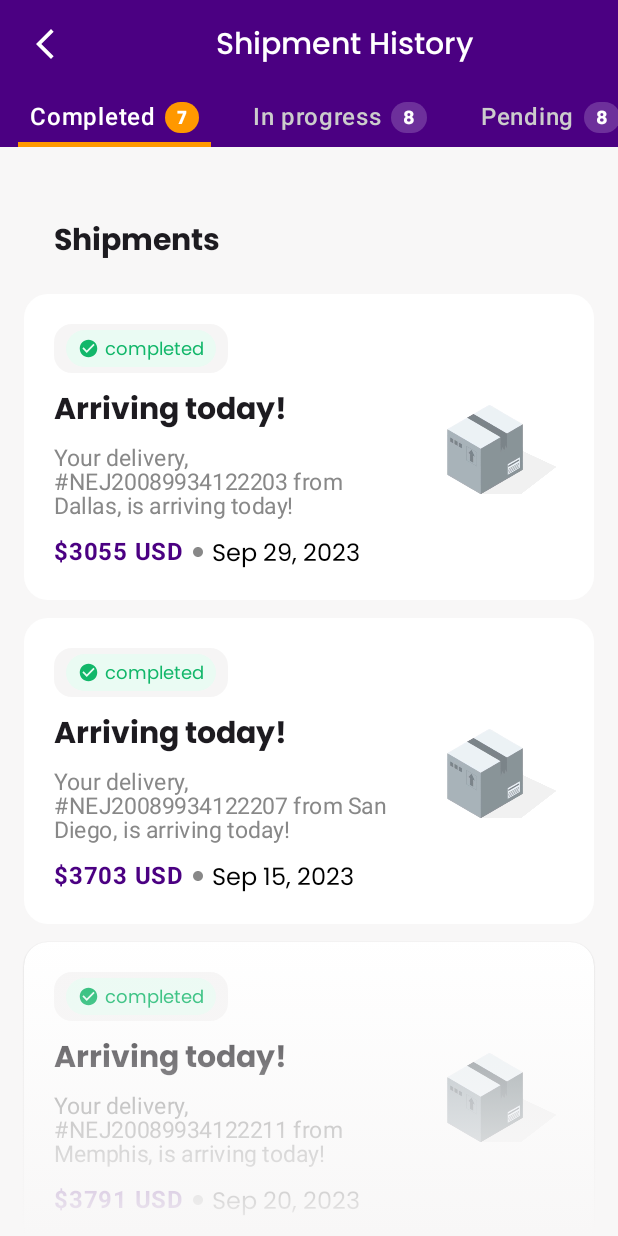
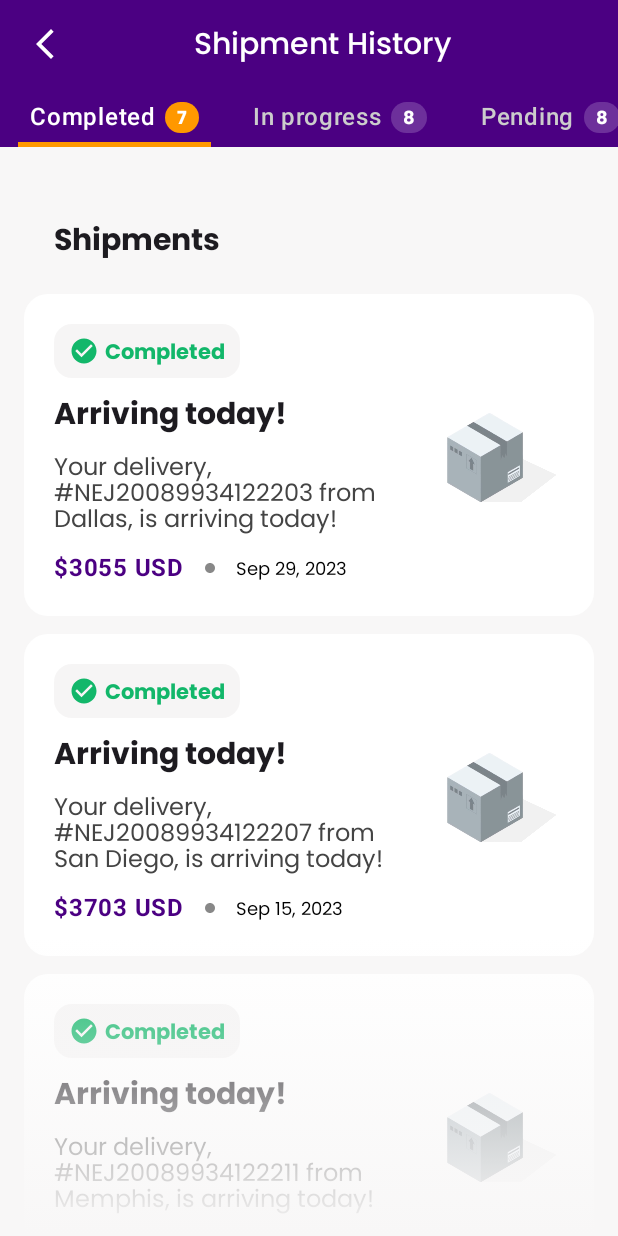
Before and after one commit to somtorizm/MoniePointChallenge, an Android app built with Jetpack Compose: the ShipmentHistoryScreen screen opened through its navigation route, after a tap on "Completed", on a phone screen of 412 x 824 dp. Run offline under Robolectric (Android 15) with nearby library versions, the phone set to English and light mode, and no system bars; our stand-ins replace Dagger/Hilt's generated code.

Commit message:
update fonts

```diff
--- a/app/src/main/java/com/vectorinc/moniepointchallenge/screens/ShippingHistory.kt
+++ b/app/src/main/java/com/vectorinc/moniepointchallenge/screens/ShippingHistory.kt
@@ -44,7 +44,9 @@ import androidx.compose.ui.layout.positionInParent
 import androidx.compose.ui.layout.positionInWindow
 import androidx.compose.ui.platform.LocalDensity
 import androidx.compose.ui.res.painterResource
+import androidx.compose.ui.text.TextStyle
 import androidx.compose.ui.text.font.FontWeight
+import androidx.compose.ui.text.style.TextAlign
 import androidx.compose.ui.unit.IntOffset
 import androidx.compose.ui.unit.dp
 import androidx.compose.ui.unit.sp
@@ -112,7 +114,8 @@ fun ShipmentHistoryScreen(
                         .fillMaxWidth()
                         .height(58.dp)
                         .padding(horizontal = 12.dp),
-                    verticalAlignment = Alignment.CenterVertically
+                    verticalAlignment = Alignment.CenterVertically,
+                    horizontalArrangement = Arrangement.SpaceBetween
                 ) {
                     IconButton(
                         onClick = { navController.popBackStack() },
@@ -125,14 +128,15 @@ fun ShipmentHistoryScreen(
                             contentDescription = "Back"
                         )
                     }
-                    Spacer(modifier = Modifier.weight(1f))
                     Text(
                         text = "Shipment History",
                         color = Color.White,
                         style = MaterialTheme.typography.titleLarge,
+                        textAlign = TextAlign.Center,
                         modifier = Modifier.align(Alignment.CenterVertically)
                     )
-                    Spacer(modifier = Modifier.weight(1f))
+
+                    Spacer(modifier = Modifier.width(30.dp))
                 }
 
                 Box(
@@ -246,13 +250,13 @@ fun ShipmentItemCard(item: ShipmentCardItem, index: Int) {
                 Spacer(modifier = Modifier.height(10.dp))
                 Text(item.title, fontWeight = FontWeight.Bold, style = MaterialTheme.typography.titleLarge)
                 Spacer(modifier = Modifier.height(10.dp))
-                Text(item.subtitle, style = MaterialTheme.typography.bodySmall, color = Color.Gray, fontSize = 15.sp)
+                Text(item.subtitle, style = MaterialTheme.typography.labelSmall, color = Color.DarkGray, fontSize = 16.sp, lineHeight = 17.sp)
                 Spacer(modifier = Modifier.height(10.dp))
 
-                Row(verticalAlignment = Alignment.CenterVertically, horizontalArrangement = Arrangement.spacedBy(5.dp)) {
+                Row(verticalAlignment = Alignment.CenterVertically, horizontalArrangement = Arrangement.spacedBy(13.dp)) {
                     Text(item.price, color = TopSectionPurple, fontWeight = FontWeight.Bold)
                     Icon(imageVector = Icons.Filled.Circle, contentDescription = null, tint = Color.Gray, modifier = Modifier.size(8.dp))
-                    Text(item.date, style = MaterialTheme.typography.bodyMedium, color = Color.Black)
+                    Text(item.date, style = MaterialTheme.typography.labelSmall, color = Color.Black)
                 }
             }
 
@@ -382,37 +386,34 @@ fun StatusLabel(status: ShipmentStatus) {
             backgroundColor = Color(0xFFEAFBF3),
             textColor = Color(0xFF12B76A),
             icon = Icons.Default.Cached,
-            label = "in-progress"
+            label = "In-progress"
         )
         ShipmentStatus.PENDING -> ShipmentStatusStyle(
             backgroundColor = Color(0xFFFFF4D1),
             textColor = Color(0xFFF79009),
             icon = Icons.Default.Schedule,
-            label = "pending"
+            label = "Pending"
         )
 
         ShipmentStatus.COMPLETED -> ShipmentStatusStyle(
             backgroundColor = Color(0xFFEAFBF3),
             textColor = Color(0xFF12B76A),
             icon = Icons.Default.CheckCircle,
-            label = "completed"
+            label = "Completed"
         )
         ShipmentStatus.CANCELLED -> ShipmentStatusStyle(
             backgroundColor = Color(0xFFFFE4E1),
             textColor = Color(0xFFF04438),
             icon = Icons.Default.Cancel,
-            label = "cancelled"
+            label = "Cancelled"
         )
         else -> ShipmentStatusStyle(
             backgroundColor = Color(0xFFF2F4F7),
             textColor = Color(0xFF344054),
             icon = Icons.Default.HourglassEmpty,
-            label = "loading"
+            label = "Loading"
         )
     }
-
-
-
 
     Box(
         modifier = Modifier
@@ -424,19 +425,20 @@ fun StatusLabel(status: ShipmentStatus) {
             verticalAlignment = Alignment.CenterVertically,
             modifier = Modifier
                 .clip(RoundedCornerShape(50))
-                .background(statusStyle.backgroundColor)
-                .padding(horizontal = 8.dp, vertical = 4.dp)
+                .padding(horizontal = 2.dp, vertical = 4.dp)
         ) {
             Icon(
                 imageVector = statusStyle.icon,
                 contentDescription = null,
                 tint = statusStyle.textColor,
-                modifier = Modifier.size(14.dp)
+                modifier = Modifier.size(20.dp)
             )
             Spacer(modifier = Modifier.width(4.dp))
             Text(
                 text = statusStyle.label,
                 color = statusStyle.textColor,
+                fontWeight = FontWeight.Bold,
+                fontSize = 14.sp,
                 style = MaterialTheme.typography.labelSmall
             )
         }
--- a/app/src/main/java/com/vectorinc/moniepointchallenge/screens/TrackingDashboardScreen.kt
+++ b/app/src/main/java/com/vectorinc/moniepointchallenge/screens/TrackingDashboardScreen.kt
@@ -260,6 +260,8 @@ fun RoundedSearchBar(
             .padding(horizontal = 8.dp),
         verticalAlignment = Alignment.CenterVertically
     ) {
+        Spacer(modifier = Modifier.width(8.dp))
+
         Icon(
             imageVector = Icons.Default.Search,
             contentDescription = "Search Icon",
```
